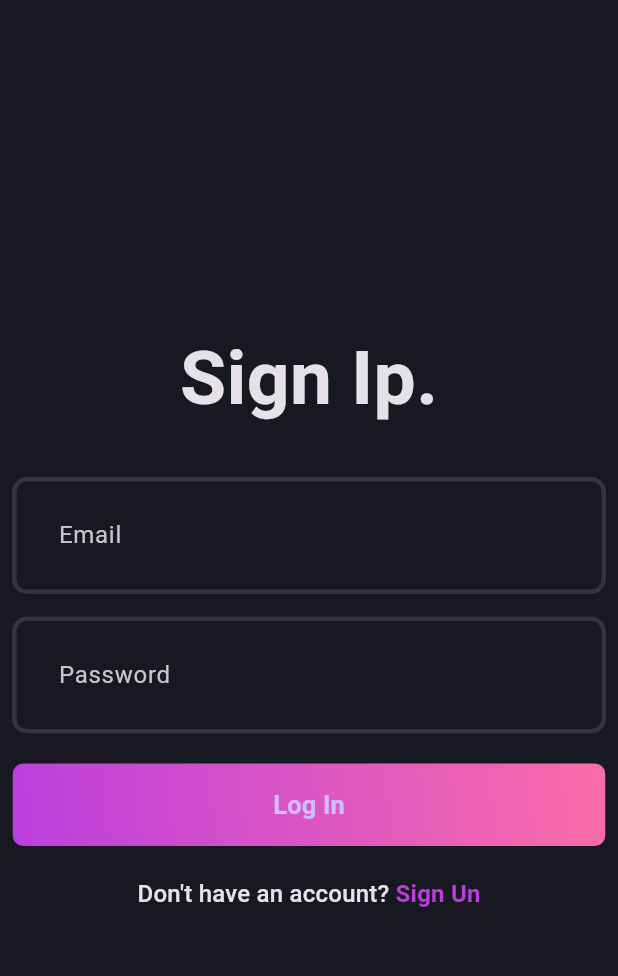
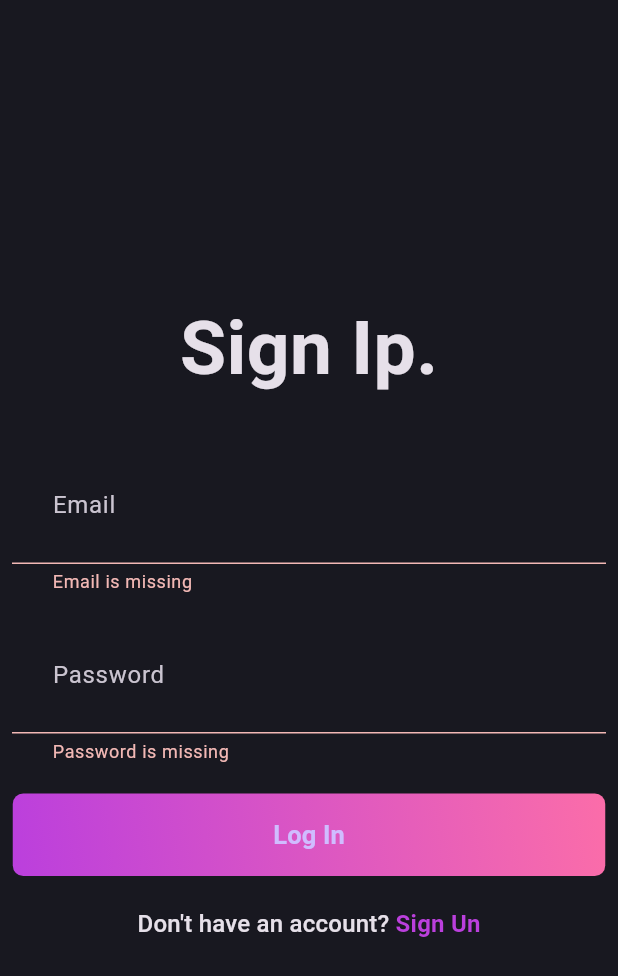
Before and after one commit to DanielNaiff/Flutter-SpringBoot-BlogApp, a Flutter app: the screen it shows after launch, after a tap on "Log In", on a phone screen of 412 x 824 dp. Shown: the top 976 px of the screen. Run offline on Flutter 3.47's test engine with Material 3 defaults, Android fonts, the phone set to English and light mode, and no system bars; our stand-ins replace bloc, device_preview, flutter_bloc, fpdart, get_it.

Commit message:
front/login back/new login fields bodies

```diff
--- a/blog_app_springboot/lib/features/auth/data/repositories/auth_repository_impl.dart
+++ b/blog_app_springboot/lib/features/auth/data/repositories/auth_repository_impl.dart
@@ -12,9 +12,13 @@
   Future<Either<Failure, User>> logInWithEmailPassword({
     required String email,
     required String password,
-  }) {
-    // TODO: implement logInWithEmailPassword
-    throw UnimplementedError();
+  }) async {
+    return _getUser(
+      () async => await remoteDataSource.loginWithEmailPassword(
+        email: email,
+        password: password,
+      ),
+    );
   }
 
   @override
--- /dev/null
+++ b/blog_app_springboot/lib/features/auth/domain/usecases/use_login.dart
@@ -0,0 +1,26 @@
+import 'package:blog_app_springboot/core/common/entities/user.dart' show User;
+import 'package:blog_app_springboot/core/error/failures.dart';
+import 'package:blog_app_springboot/features/auth/domain/repository/auth_repository.dart';
+import 'package:fpdart/src/either.dart';
+
+import '../../../../core/usecase/usecase.dart';
+
+class UserLogin implements Usecase<User, UserLoginParams> {
+  final AuthRepository authRepository;
+
+  UserLogin({required this.authRepository});
+  @override
+  Future<Either<Failure, User>> call(UserLoginParams params) async {
+    return await authRepository.logInWithEmailPassword(
+      email: params.email,
+      password: params.password,
+    );
+  }
+}
+
+class UserLoginParams {
+  final String email;
+  final String password;
+
+  UserLoginParams({required this.email, required this.password});
+}
--- a/blog_app_springboot/lib/features/auth/presentation/bloc/auth_bloc.dart
+++ b/blog_app_springboot/lib/features/auth/presentation/bloc/auth_bloc.dart
@@ -1,14 +1,33 @@
 import 'package:bloc/bloc.dart';
+import 'package:blog_app_springboot/features/auth/domain/usecases/use_login.dart';
 import 'package:blog_app_springboot/features/auth/domain/usecases/user_sign_up.dart';
 import 'package:blog_app_springboot/features/auth/presentation/bloc/auth_event.dart';
 import 'package:blog_app_springboot/features/auth/presentation/bloc/auth_state.dart';
 
 class AuthBloc extends Bloc<AuthEvent, AuthState> {
   final UserSignUp _userSignUp;
-  AuthBloc({required UserSignUp userSignUp})
+  final UserLogin _userLogin;
+  AuthBloc({required UserSignUp userSignUp, required UserLogin userLogin})
     : _userSignUp = userSignUp,
+      _userLogin = userLogin,
       super(AuthInitial()) {
-    on<AuthSignUp>((event, emit) async {
+    on<AuthSignUp>(_onAuthSignUp);
+    on<AuthLogin>(_onAuthLogin);
+  }
+
+  void _onAuthLogin(AuthLogin event, Emitter<AuthState> emit) async {
+    emit(AuthLoading());
+    final response = await _userLogin(
+      UserLoginParams(email: event.email, password: event.password),
+    );
+
+    response.fold(
+      (failure) => emit(AuthFailure(failure.message)),
+      (user) => emit(AuthSuccess(user)),
+    );
+  }
+
+  void _onAuthSignUp(AuthSignUp event, Emitter<AuthState> emit) async {
     emit(AuthLoading());
     final response = await _userSignUp(
       UserSignUpParams(
@@ -22,6 +41,5 @@
       (failure) => emit(AuthFailure(failure.message)),
       (user) => emit(AuthSuccess(user)),
     );
-    });
   }
 }
--- a/blog_app_springboot/lib/features/auth/presentation/bloc/auth_event.dart
+++ b/blog_app_springboot/lib/features/auth/presentation/bloc/auth_event.dart
@@ -10,3 +10,10 @@
 
   AuthSignUp({required this.email, required this.password, required this.name});
 }
+
+final class AuthLogin extends AuthEvent {
+  final String email;
+  final String password;
+
+  AuthLogin({required this.email, required this.password});
+}
--- a/blog_app_springboot/lib/features/auth/presentation/pages/login_page.dart
+++ b/blog_app_springboot/lib/features/auth/presentation/pages/login_page.dart
@@ -1,8 +1,14 @@
+import 'package:blog_app_springboot/core/common/widgets.dart/loader.dart';
 import 'package:blog_app_springboot/core/theme/app_pallete.dart';
+import 'package:blog_app_springboot/core/utils/show_snackbar.dart';
+import 'package:blog_app_springboot/features/auth/presentation/bloc/auth_bloc.dart';
+import 'package:blog_app_springboot/features/auth/presentation/bloc/auth_event.dart';
+import 'package:blog_app_springboot/features/auth/presentation/bloc/auth_state.dart';
 import 'package:blog_app_springboot/features/auth/presentation/pages/signup_page.dart';
 import 'package:blog_app_springboot/features/auth/presentation/widgets/auth_field.dart';
 import 'package:blog_app_springboot/features/auth/presentation/widgets/auth_gradient_button.dart';
 import 'package:flutter/material.dart';
+import 'package:flutter_bloc/flutter_bloc.dart';
 
 class LoginPage extends StatefulWidget {
   static route() => MaterialPageRoute(builder: (context) => const LoginPage());
@@ -29,7 +35,17 @@
     return Scaffold(
       body: Padding(
         padding: const EdgeInsets.all(8.0),
-        child: Form(
+        child: BlocConsumer<AuthBloc, AuthState>(
+          listener: (context, state) {
+            if (state is AuthFailure) {
+              showSnackBar(context, state.message);
+            }
+          },
+          builder: (context, state) {
+            if (state is AuthLoading) {
+              return const Loader();
+            }
+            return Form(
               key: formKey,
               child: Column(
                 mainAxisAlignment: MainAxisAlignment.center,
@@ -47,7 +63,19 @@
                     isObscure: true,
                   ),
                   const SizedBox(height: 20),
-              AuthGradientButton(buttonText: "Log In", onPressed: () {}),
+                  AuthGradientButton(
+                    buttonText: "Log In",
+                    onPressed: () {
+                      if (formKey.currentState!.validate()) {
+                        context.read<AuthBloc>().add(
+                          AuthLogin(
+                            email: emailController.text,
+                            password: passwordController.text,
+                          ),
+                        );
+                      }
+                    },
+                  ),
                   const SizedBox(height: 20),
                   GestureDetector(
                     onTap: () {
@@ -73,6 +101,8 @@
                   ),
                 ],
               ),
+            );
+          },
         ),
       ),
     );
--- a/blog_app_springboot/lib/init_dependencies.dart
+++ b/blog_app_springboot/lib/init_dependencies.dart
@@ -2,6 +2,7 @@
 import 'package:blog_app_springboot/core/secrets/app_secrets.dart';
 import 'package:blog_app_springboot/features/auth/data/datasources/auth_remote_data_source.dart';
 import 'package:blog_app_springboot/features/auth/data/repositories/auth_repository_impl.dart';
+import 'package:blog_app_springboot/features/auth/domain/usecases/use_login.dart';
 import 'package:blog_app_springboot/features/auth/domain/usecases/user_sign_up.dart';
 import 'package:blog_app_springboot/features/auth/presentation/bloc/auth_bloc.dart';
 import 'package:get_it/get_it.dart';
@@ -33,8 +34,15 @@
     () => UserSignUp(getIt<AuthRepositoryImpl>()),
   );
 
+  getIt.registerLazySingleton<UserLogin>(
+    () => UserLogin(authRepository: getIt<AuthRepositoryImpl>()),
+  );
+
   // Bloc
   getIt.registerFactory<AuthBloc>(
-    () => AuthBloc(userSignUp: getIt<UserSignUp>()),
+    () => AuthBloc(
+      userSignUp: getIt<UserSignUp>(),
+      userLogin: getIt<UserLogin>(),
+    ),
   );
 }
```
Also changed, not shown: blog_app_springboot/lib/core/common/widgets.dart/loader.dart (added, +72 -0 lines), blog_app_springboot/lib/core/network/http_service.dart (+18 -6 lines), blog_app_springboot/lib/core/utils/show_snackbar.dart (added, +39 -0 lines), blog_app_springboot/lib/features/auth/data/datasources/auth_remote_data_source.dart (+10 -14 lines), blog_app_springboot/lib/features/auth/data/model/user_model.dart (+20 -2 lines), blog_app_springboot/lib/features/auth/presentation/pages/signup_page.dart (+17 -1 lines), 5 other files. Lines whose indentation alone changed are shown as unchanged.
